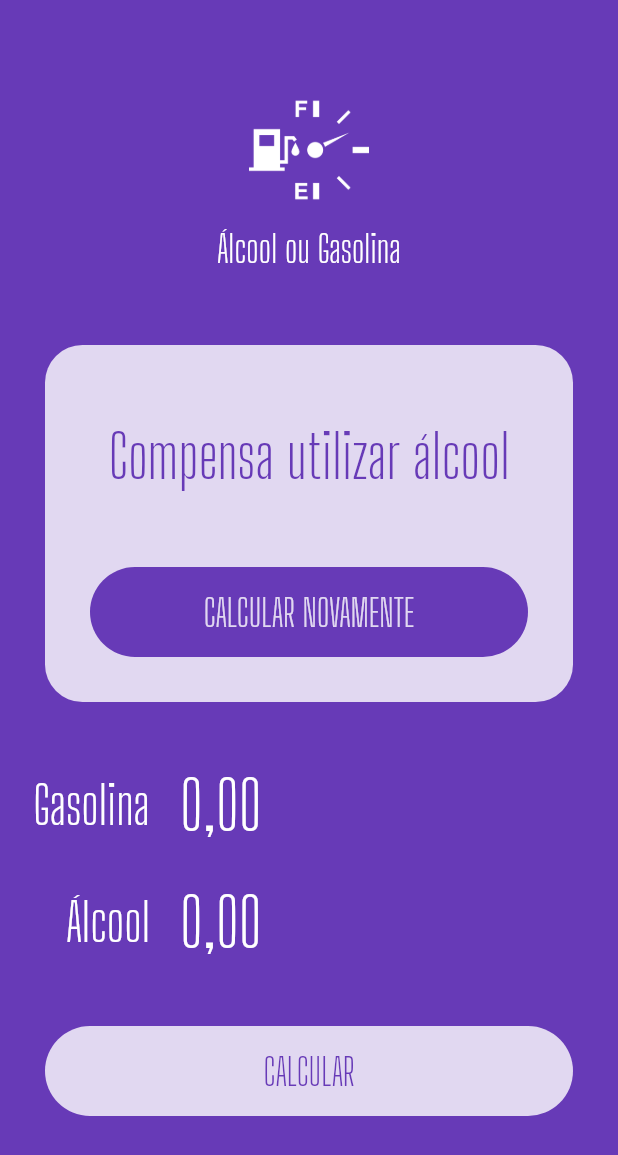
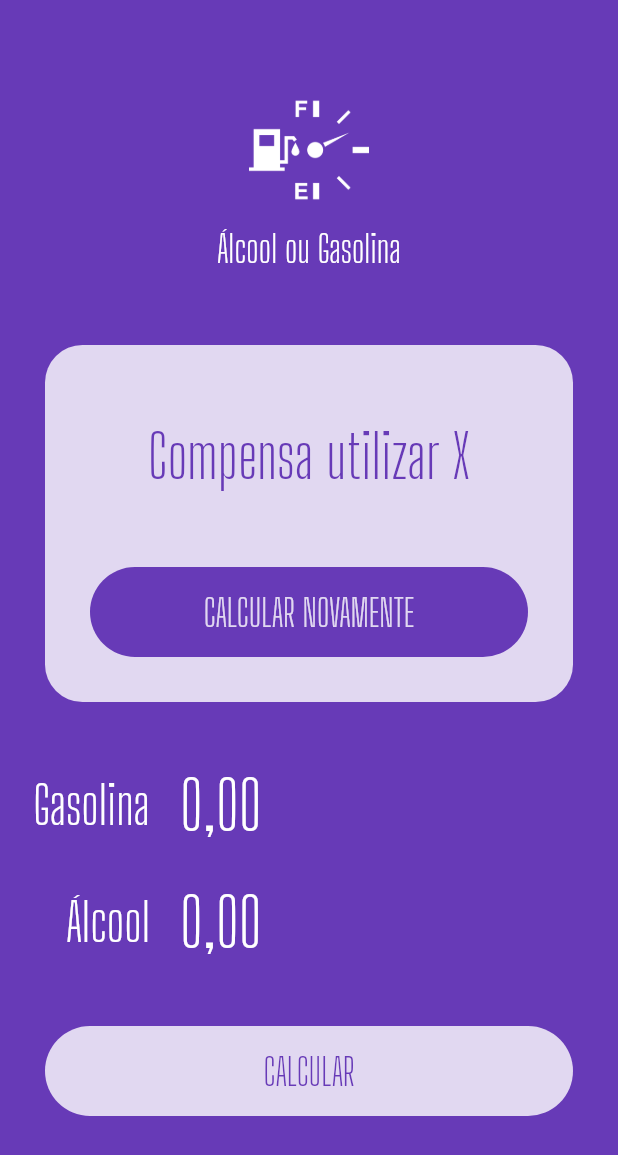
Before and after one commit to HaroldBeyer/Flutter_Alcool_ou_Gasolina, a Flutter app: the screen it shows after launch, on a phone screen of 412 x 824 dp. Shown: the top 1155 px of the screen. Run offline on Flutter 3.47's test engine with Material 2 defaults, Android fonts, the phone set to English and light mode, and no system bars; our stand-ins replace flutter_masked_text.

Commit message:
Success Widget

```diff
--- a/lib/main.dart
+++ b/lib/main.dart
@@ -1,6 +1,7 @@
 import 'package:alcool_ou_gasolina/widgets/input.widget.dart';
 import 'package:alcool_ou_gasolina/widgets/loading-button.widget.dart';
 import 'package:alcool_ou_gasolina/widgets/logo.widget.dart';
+import 'package:alcool_ou_gasolina/widgets/sucess.widget.dart';
 import 'package:flutter/material.dart';
 import 'package:flutter_masked_text/flutter_masked_text.dart';
 
@@ -31,36 +32,9 @@ class HomePage extends StatelessWidget {
       body: ListView(
         children: <Widget>[
           Logo(),
-          Container(
-            margin: EdgeInsets.all(30),
-            decoration: BoxDecoration(
-              color: Colors.white.withOpacity(0.8),
-              borderRadius: BorderRadius.circular(25),
-            ),
-            child: Column(
-              children: <Widget>[
-                SizedBox(
-                  height: 50,
-                ),
-                Text(
-                  "Compensa utilizar álcool",
-                  style: TextStyle(
-                      color: Theme.of(context).primaryColor,
-                      fontSize: 40,
-                      fontFamily: "Big Shoulders Display"),
-                  textAlign: TextAlign.center,
-                ),
-                SizedBox(
-                  height: 20,
-                ),
-                LoadingButton(
-                  busy: false,
-                  func: () {},
-                  text: "CALCULAR NOVAMENTE",
-                  invert: true,
-                ),
-              ],
-            ),
+          Success(
+            reset: () {},
+            result: "Compensa utilizar X",
           ),
           Input(
             ctrl: gasCtrl,
--- /dev/null
+++ b/lib/widgets/sucess.widget.dart
@@ -0,0 +1,46 @@
+import 'package:alcool_ou_gasolina/widgets/loading-button.widget.dart';
+import 'package:flutter/material.dart';
+
+class Success extends StatelessWidget {
+  var result = "";
+  Function reset;
+  Success({
+    @required this.reset,
+    @required this.result,
+  });
+
+  @override
+  Widget build(BuildContext context) {
+    return Container(
+      margin: EdgeInsets.all(30),
+      decoration: BoxDecoration(
+        color: Colors.white.withOpacity(0.8),
+        borderRadius: BorderRadius.circular(25),
+      ),
+      child: Column(
+        children: <Widget>[
+          SizedBox(
+            height: 50,
+          ),
+          Text(
+            result,
+            style: TextStyle(
+                color: Theme.of(context).primaryColor,
+                fontSize: 40,
+                fontFamily: "Big Shoulders Display"),
+            textAlign: TextAlign.center,
+          ),
+          SizedBox(
+            height: 20,
+          ),
+          LoadingButton(
+            busy: false,
+            func: reset,
+            text: "CALCULAR NOVAMENTE",
+            invert: true,
+          ),
+        ],
+      ),
+    );
+  }
+}
```
